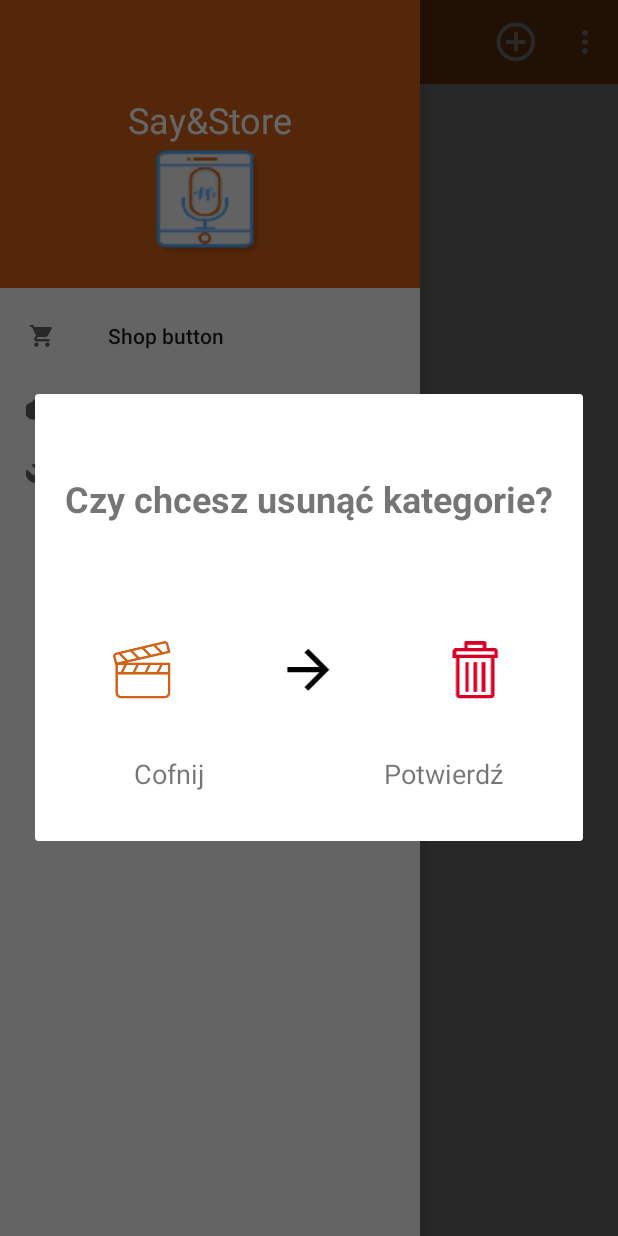
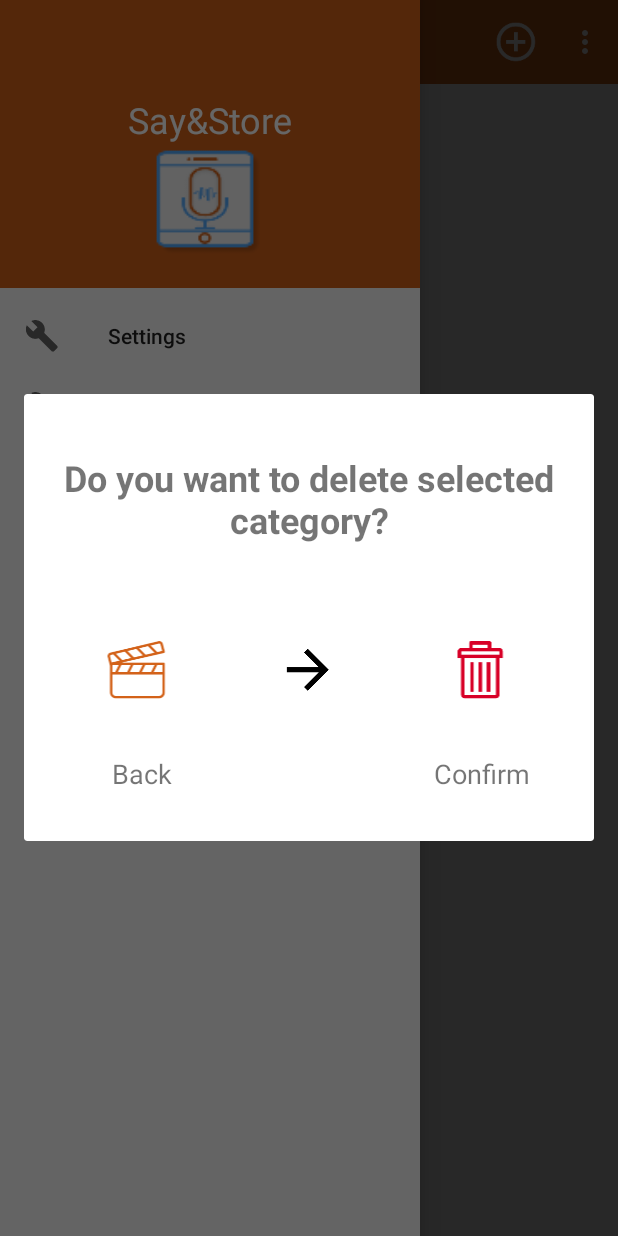
Before and after one commit to anidzgor/SayAndStore, an Android app: the fragment CategoryRemoveDialog placed in its activity, with the side drawer open, on a phone screen of 412 x 824 dp. Run offline under Robolectric (Android 15) with nearby library versions, the phone set to English and light mode, and no system bars; our stand-ins replace Room's generated code; 1 statement that could not run was skipped.

Commit message:
Add support language english and polish, little refactor in view dialog remove category

```diff
--- a/app/src/main/res/layout/about_app_layout.xml
+++ b/app/src/main/res/layout/about_app_layout.xml
@@ -13,7 +13,7 @@
         android:layout_height="wrap_content"
         android:layout_weight="0.2"
         android:gravity="center"
-        android:text="O aplikacji"
+        android:text="@string/about_application_title"
         android:textSize="30sp"
         android:textStyle="bold" />
 
@@ -24,7 +24,7 @@
         android:layout_margin="10dp"
         android:layout_weight="0.2"
         android:gravity="center"
-        android:text="Wersja 1.0"
+        android:text="@string/version"
         android:textSize="24sp" />
 
     <TextView
@@ -34,7 +34,7 @@
         android:layout_margin="20dp"
         android:layout_weight="0.6"
         android:gravity="center"
-        android:text="Ikony zostały wykorzystane ze strony flaticon.com"
+        android:text="@string/content_about"
         android:textSize="24sp" />
 
 
--- a/app/src/main/res/layout/category_remove_dialog.xml
+++ b/app/src/main/res/layout/category_remove_dialog.xml
@@ -10,7 +10,7 @@
         android:layout_height="100dp"
         android:layout_margin="20dp"
         android:gravity="center"
-        android:text="Czy chcesz usunąć kategorie?"
+        android:text="@string/remove_category"
         android:textSize="24sp"
         android:textStyle="bold"
         android:typeface="normal" />
@@ -19,7 +19,7 @@
         android:layout_width="match_parent"
         android:layout_height="match_parent"
         android:orientation="horizontal"
-        android:weightSum="3.5">
+        android:weightSum="2.3">
 
         <ImageView
             android:id="@+id/category_to_remove"
@@ -27,20 +27,20 @@
             android:layout_height="wrap_content"
             android:layout_marginTop="20dp"
             android:src="@mipmap/ic_movie"
-            android:layout_weight="1.5"/>
+            android:layout_weight="1"/>
 
         <ImageView
             android:layout_width="wrap_content"
             android:layout_height="wrap_content"
             android:layout_marginTop="20dp"
             android:src="@mipmap/ic_arrow_right"
-            android:layout_weight="0.5" />
+            android:layout_weight="0.3" />
 
         <ImageView
             android:layout_width="wrap_content"
             android:layout_height="wrap_content"
             android:layout_marginTop="20dp"
-            android:layout_weight="1.5"
+            android:layout_weight="1"
             android:src="@mipmap/ic_rubbish_bin" />
     </LinearLayout>
 
@@ -56,18 +56,25 @@
             android:id="@+id/back_to_main"
             android:layout_width="73dp"
             android:layout_height="50dp"
-            android:layout_weight="0.5"
+            android:layout_weight="0.35"
             android:gravity="center"
-            android:text="Cofnij"
+            android:text="@string/back"
             android:textSize="18sp" />
+
+        <TextView
+            android:layout_width="wrap_content"
+            android:layout_height="50dp"
+            android:layout_weight="0.3"
+            android:gravity="center"
+            android:textSize="18sp"/>
 
         <TextView
             android:id="@+id/remove_category"
             android:layout_width="wrap_content"
             android:layout_height="50dp"
-            android:layout_weight="0.5"
+            android:layout_weight="0.35"
             android:gravity="center"
-            android:text="Potwierdź"
+            android:text="@string/confirm"
             android:textSize="18sp" />
     </LinearLayout>
 
--- a/app/src/main/res/layout/dialog_create_category.xml
+++ b/app/src/main/res/layout/dialog_create_category.xml
@@ -25,7 +25,7 @@
         android:layout_marginStart="8dp"
         android:layout_marginTop="28dp"
         android:layout_marginEnd="8dp"
-        android:hint="Podaj nazwe kategorii"
+        android:hint="@string/category_enter"
         android:inputType="text"
         android:textColor="@color/colorPrimary"
         app:layout_constraintEnd_toEndOf="parent"
--- a/app/src/main/res/layout/single_category_item_layout.xml
+++ b/app/src/main/res/layout/single_category_item_layout.xml
@@ -28,7 +28,7 @@
         android:layout_alignParentStart="true"
         android:layout_alignParentEnd="true"
         android:gravity="center"
-        android:text="Lista zakupów"
+        android:text="Example"
         android:textSize="17dp"
         android:textStyle="bold" />
 
--- a/app/src/main/res/menu/action_status_bar_menu.xml
+++ b/app/src/main/res/menu/action_status_bar_menu.xml
@@ -9,14 +9,8 @@
         app:showAsAction="always" />
 
     <item
-        android:id="@+id/settings_button"
-        android:title="Ustawienia"
-        app:showAsAction="never"
-        />
-
-    <item
         android:id="@+id/about_app"
-        android:title="O aplikacji"
+        android:title="@string/about"
         app:showAsAction="never" />
 
 </menu>
--- a/app/src/main/res/menu/drawer_menu.xml
+++ b/app/src/main/res/menu/drawer_menu.xml
@@ -3,18 +3,25 @@
 
     <group android:checkableBehavior="single">
         <item
-            android:id="@+id/shop_button"
-            android:title="Shop button"
-            android:icon="@mipmap/ic_shop" />
+            android:id="@+id/settings_button"
+            android:title="@string/settings_name"
+            android:icon="@mipmap/ic_settings"/>
+        <item
+            android:id="@+id/settings_button2"
+            android:title="@string/settings_name"
+            android:icon="@mipmap/ic_settings"/>
+        <item
+            android:id="@+id/settings_button3"
+            android:title="@string/settings_name"
+            android:icon="@mipmap/ic_settings"/>
+        <item
+            android:id="@+id/settings_button4"
+            android:title="@string/settings_name"
+            android:icon="@mipmap/ic_settings"/>
 
         <item
-            android:id="@+id/upload_button"
-            android:title="Upload button"
-            android:icon="@mipmap/ic_upload" />
-
-        <item
-            android:id="@+id/settings_button"
-            android:title="Settings button"
+            android:id="@+id/settings_button5"
+            android:title="@string/settings_name"
             android:icon="@mipmap/ic_settings"/>
     </group>
 
--- a/app/src/main/res/values/strings.xml
+++ b/app/src/main/res/values/strings.xml
@@ -1,4 +1,20 @@
 <resources>
     <string name="app_name">Say&amp;Store</string>
     <string name="desc">Store new think</string>
+    <string name="category_occupied">The name of the category is occupied</string>
+    <string name="category_enter">Enter the name of the category</string>
+    <string name="category_created">Category created</string>
+
+    <string name="about_application_title">About the application</string>
+    <string name="version">Version 1.0</string>
+    <string name="content_about">Icons are used from flaticon.com</string>
+
+    <string name="remove_category">Do you want to delete selected category?</string>
+    <string name="back">Back</string>
+    <string name="confirm">Confirm</string>
+
+    <string name="about">About</string>
+
+    <string name="settings_name">Settings</string>
+
 </resources>
```
Also changed, not shown: app/src/main/java/localization/nidzgor/com/voiceapp/activity/MainActivity.java (+10 -21 lines), app/src/main/java/localization/nidzgor/com/voiceapp/dialog/CategoryCreateDialog.java (+5 -5 lines), 1 other file.
